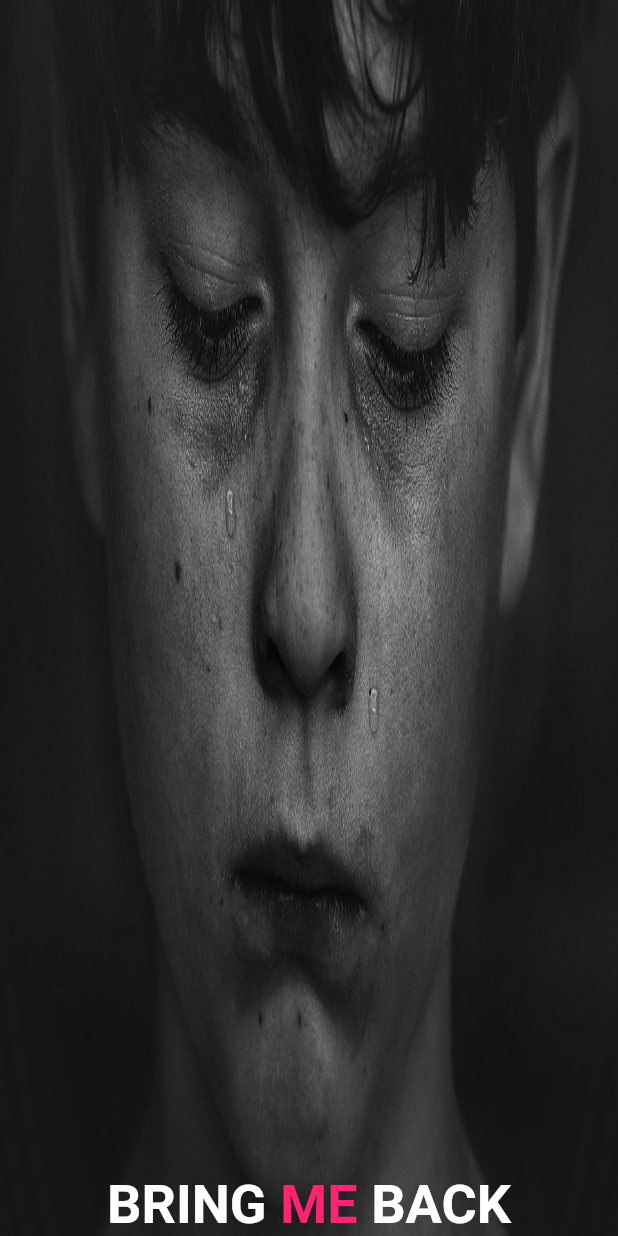
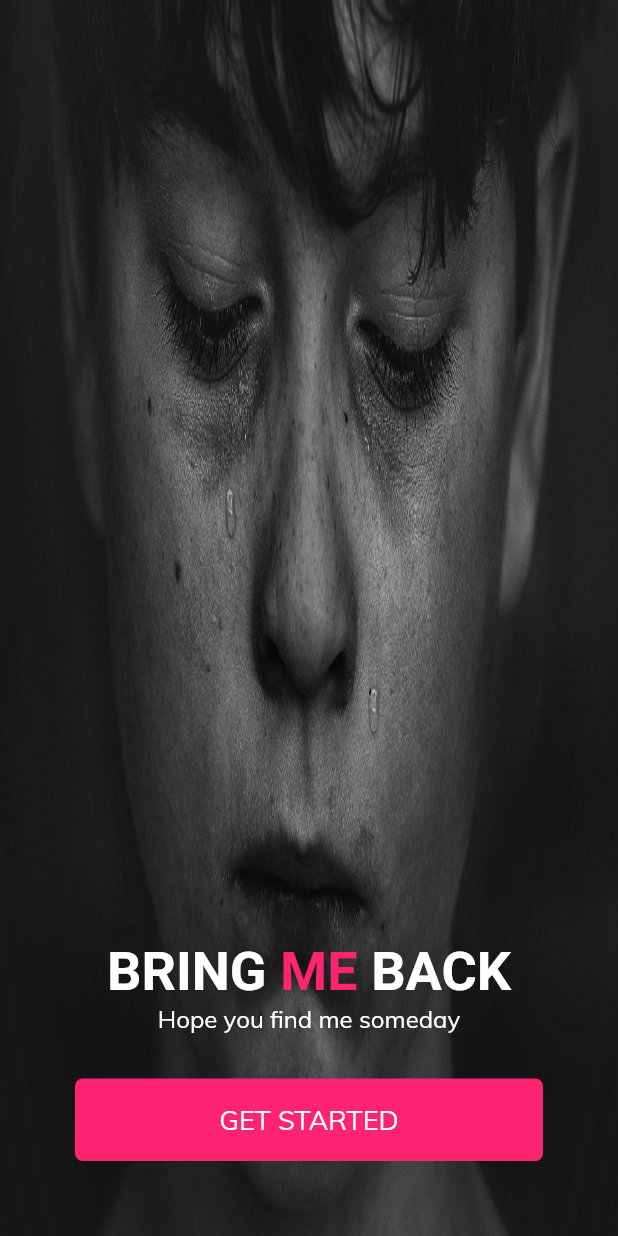
Before and after one commit to VishnuDileesh/BringMeBack-FlutterUIPractice, a Flutter app: the screen it shows after launch, on a phone screen of 412 x 824 dp. Run offline on Flutter 3.47's test engine with Material 2 defaults, Android fonts, the phone set to English and light mode, and no system bars.

Commit message:
Add subheading and get started button

```diff
--- a/lib/screens/home.dart
+++ b/lib/screens/home.dart
@@ -56,6 +56,46 @@ class HomeScreen extends StatelessWidget{
 							),
 							),
 
+
+							Center(
+								child: Text(
+									'Hope you find me someday',
+									style: TextStyle(
+										color: Colors.white,
+										fontSize: 16.0,
+									),
+								),
+							),
+
+							SizedBox(height: 30.0),
+							GestureDetector(
+							onTap: (){
+								print("Button Pressed");
+							},
+							child: Center(
+								child: Container(
+									margin: EdgeInsets.symmetric(horizontal: 50.0),
+									width: size.width,
+									padding: EdgeInsets.symmetric(vertical: 16.0),
+									decoration: BoxDecoration(
+										color: Color(0xffFE2472),
+										borderRadius: BorderRadius.circular(5.0),
+									),
+									child: Center(
+										child: Text(
+										'GET STARTED',
+										style: TextStyle(
+											color: Colors.white,
+											fontSize: 18.0,
+										),
+									),
+									),
+								),
+							),
+							),
+
+							SizedBox(height: 50.0),
+
 						],
 					),
 
```
